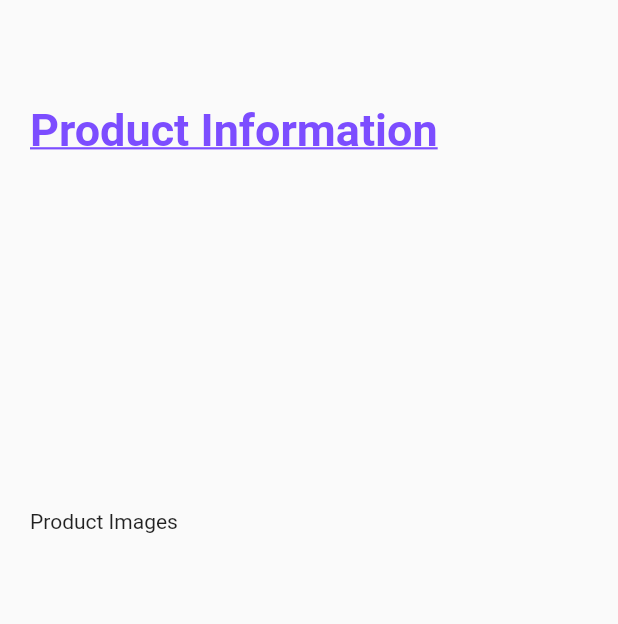
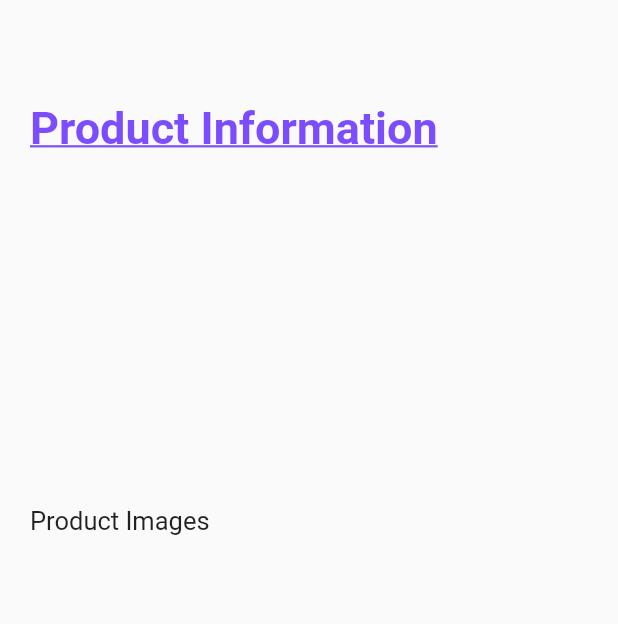
Before and after one commit to sukinnamz/utter_flutter, a Flutter app: the screen it shows after launch, item 3 of the bottom bar chosen, on a phone screen of 412 x 824 dp. Shown: the part 349-973 px from the top of the screen. Run offline on Flutter 3.47's test engine with Material 2 defaults, Android fonts, the phone set to English and light mode, and no system bars; network calls fail.

```diff
--- a/lib/transaction.dart
+++ b/lib/transaction.dart
@@ -44,9 +44,10 @@ class Main extends StatelessWidget {
                 color: Colors.deepPurpleAccent,
                 decoration: TextDecoration.underline,
               )),
-          Text(
-            'Product Images',
-          )
+          Text('Product Images',
+              style: const TextStyle(
+                fontSize: 17,
+              )),
         ]),
       ),
     );
```
Also changed, not shown: 1 other file.
